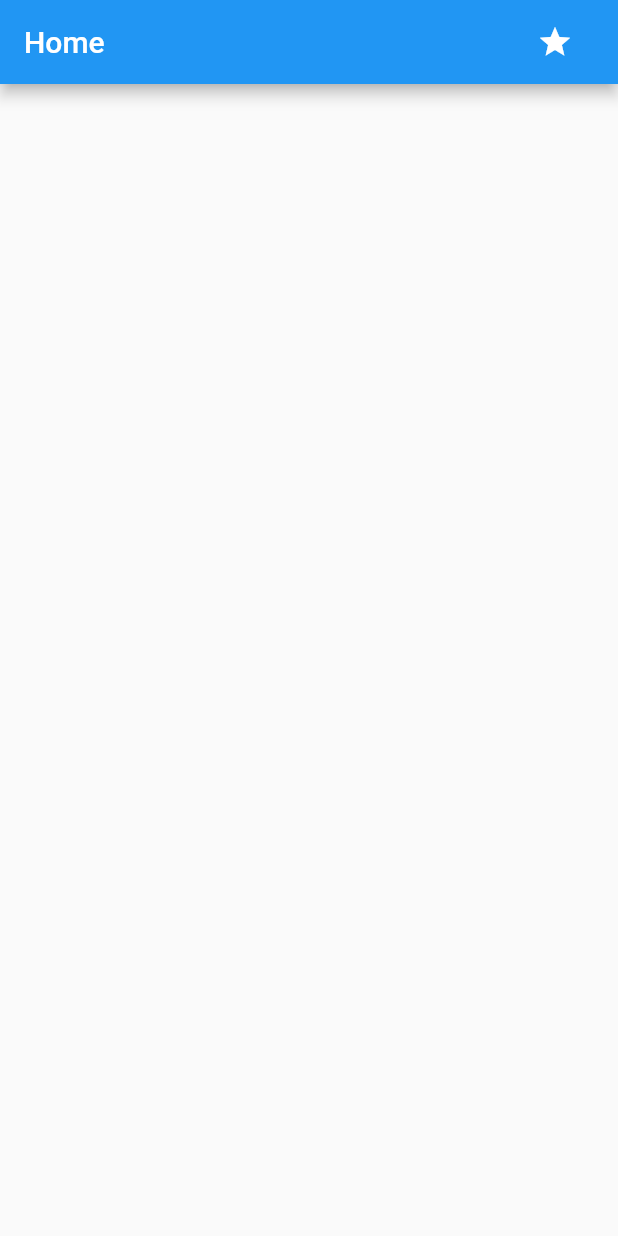
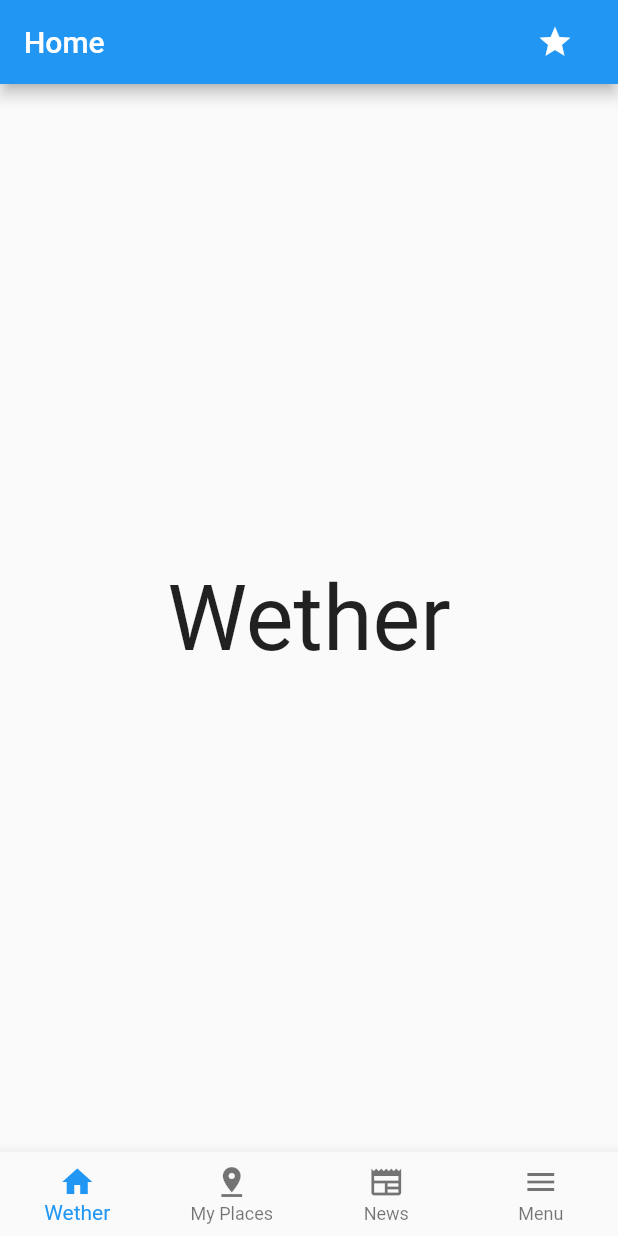
Before and after one commit to DonShan/wonline, a Flutter app: the screen it shows after launch, after a tap on the "star" icon, on a phone screen of 412 x 824 dp. Run offline on Flutter 3.47's test engine with Material 2 defaults, Android fonts, the phone set to English and light mode, and no system bars.

Commit message:
Added tab bar with separate ViewControllers

```diff
--- a/lib/views/home_view.dart
+++ b/lib/views/home_view.dart
@@ -1,4 +1,8 @@
 import 'package:flutter/material.dart';
+import 'package:wonline/views/pages/menu_page.dart';
+import 'package:wonline/views/pages/my_places_page.dart';
+import 'package:wonline/views/pages/news_page.dart';
+import 'package:wonline/views/pages/wether_page.dart';
 
 class HomeView extends StatefulWidget {
   const HomeView({super.key});
@@ -8,18 +12,45 @@ class HomeView extends StatefulWidget {
 }
 
 class _HomeViewState extends State<HomeView> {
+  int currentIndex = 0;
+
+  final screens = [
+    const WetherPage(),
+    const MyPlacesPage(),
+    const NewsPage(),
+    const ManuPage(),
+  ];
   @override
   Widget build(BuildContext context) {
     return Scaffold(
-      appBar: AppBar(
-        title: Text("Home"),
-        actions: [
-          Padding(
-            padding: const EdgeInsets.only(right: 30.0),
-            child: GestureDetector(
-              onTap: () {},
-              child: const Icon(Icons.star),
-            ),
+      body: IndexedStack(
+        index: currentIndex,
+        children: screens,
+      ),
+      bottomNavigationBar: BottomNavigationBar(
+        type: BottomNavigationBarType.fixed,
+        currentIndex: currentIndex,
+        onTap: (index) => setState(() => currentIndex = index),
+        items: const [
+          BottomNavigationBarItem(
+            icon: Icon(Icons.home),
+            label: "Wether",
+            backgroundColor: Colors.blue,
+          ),
+          BottomNavigationBarItem(
+            icon: Icon(Icons.pin_drop),
+            label: "My Places",
+            backgroundColor: Colors.blue,
+          ),
+          BottomNavigationBarItem(
+            icon: Icon(Icons.newspaper),
+            label: "News",
+            backgroundColor: Colors.blue,
+          ),
+          BottomNavigationBarItem(
+            icon: Icon(Icons.menu),
+            label: "Menu",
+            backgroundColor: Colors.blue,
           ),
         ],
       ),
--- /dev/null
+++ b/lib/views/pages/menu_page.dart
@@ -0,0 +1,25 @@
+import 'package:flutter/material.dart';
+
+class ManuPage extends StatefulWidget {
+  const ManuPage({super.key});
+
+  @override
+  State<ManuPage> createState() => _ManuPageState();
+}
+
+class _ManuPageState extends State<ManuPage> {
+  @override
+  Widget build(BuildContext context) {
+    return Scaffold(
+      appBar: AppBar(
+        title: const Text("Menu"),
+      ),
+      body: const Center(
+        child: Text(
+          "Menu",
+          style: TextStyle(fontSize: 60),
+        ),
+      ),
+    );
+  }
+}
--- /dev/null
+++ b/lib/views/pages/my_places_page.dart
@@ -0,0 +1,25 @@
+import 'package:flutter/material.dart';
+
+class MyPlacesPage extends StatefulWidget {
+  const MyPlacesPage({super.key});
+
+  @override
+  State<MyPlacesPage> createState() => _MyPlacesPageState();
+}
+
+class _MyPlacesPageState extends State<MyPlacesPage> {
+  @override
+  Widget build(BuildContext context) {
+    return Scaffold(
+      appBar: AppBar(
+        title: const Text("My Places"),
+      ),
+      body: const Center(
+        child: Text(
+          "My Places",
+          style: TextStyle(fontSize: 60),
+        ),
+      ),
+    );
+  }
+}
--- /dev/null
+++ b/lib/views/pages/news_page.dart
@@ -0,0 +1,25 @@
+import 'package:flutter/material.dart';
+
+class NewsPage extends StatefulWidget {
+  const NewsPage({super.key});
+
+  @override
+  State<NewsPage> createState() => _NewsPageState();
+}
+
+class _NewsPageState extends State<NewsPage> {
+  @override
+  Widget build(BuildContext context) {
+    return Scaffold(
+      appBar: AppBar(
+        title: const Text("Wether News"),
+      ),
+      body: const Center(
+        child: Text(
+          "Wether News",
+          style: TextStyle(fontSize: 60),
+        ),
+      ),
+    );
+  }
+}
--- /dev/null
+++ b/lib/views/pages/wether_page.dart
@@ -0,0 +1,34 @@
+import 'package:flutter/material.dart';
+
+class WetherPage extends StatefulWidget {
+  const WetherPage({super.key});
+
+  @override
+  State<WetherPage> createState() => _WetherPageState();
+}
+
+class _WetherPageState extends State<WetherPage> {
+  @override
+  Widget build(BuildContext context) {
+    return Scaffold(
+      appBar: AppBar(
+        title: const Text("Home"),
+        actions: [
+          Padding(
+            padding: const EdgeInsets.only(right: 30.0),
+            child: GestureDetector(
+              onTap: () {},
+              child: const Icon(Icons.star),
+            ),
+          ),
+        ],
+      ),
+      body: const Center(
+        child: Text(
+          "Wether",
+          style: TextStyle(fontSize: 60),
+        ),
+      ),
+    );
+  }
+}
```
